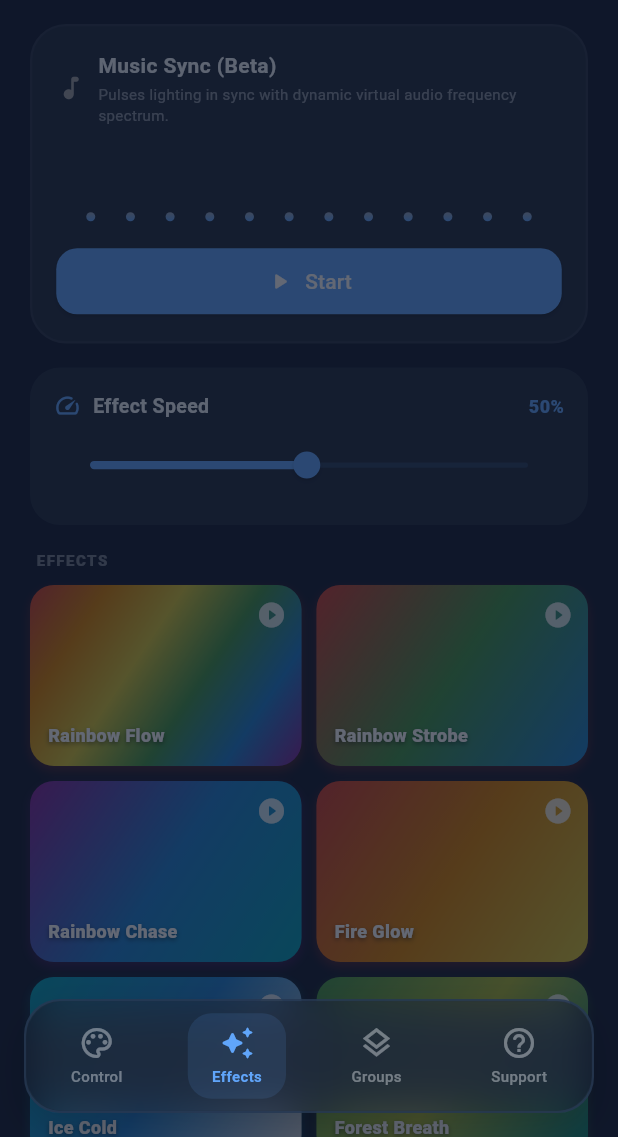
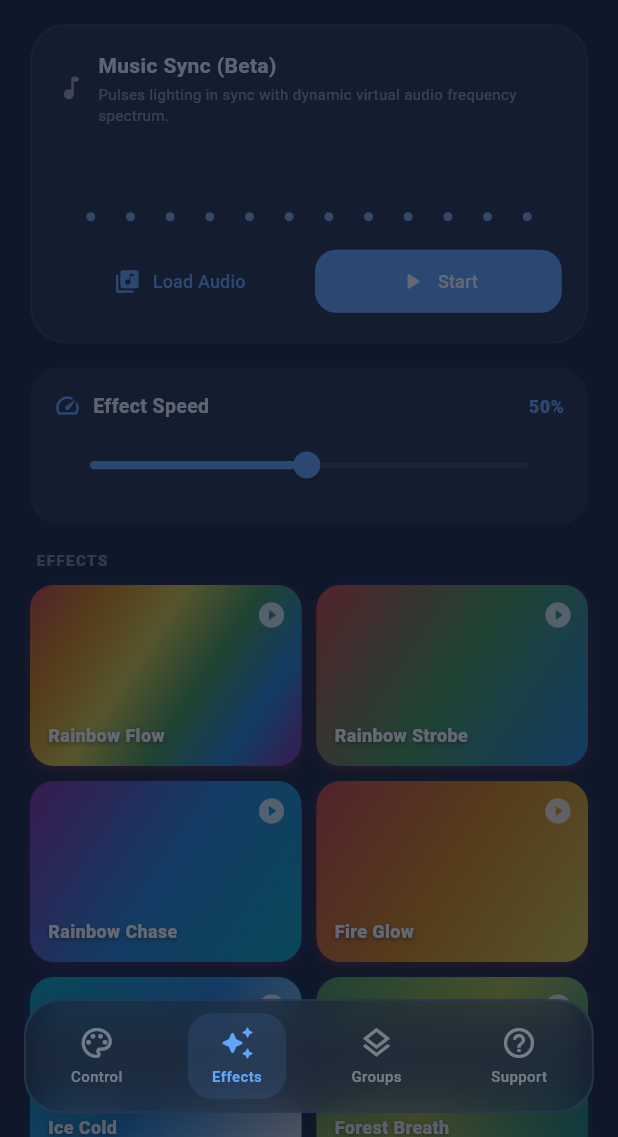
Before and after one commit to abstracktyt/OmniLight, a Flutter app: the screen it shows after launch, item 2 of the bottom bar chosen, on a phone screen of 412 x 824 dp, the part 99-1236 px from its top. Run offline on Flutter 3.47's test engine with Material 3 defaults, Android fonts, the phone set to English and light mode, and no system bars; our stand-ins replace audioplayers, file_picker, flutter_blue_plus, flutter_colorpicker, shared_preferences.

Commit message:
feat: universal software effects and real music sync with audioplayers

```diff
--- a/lib/screens/main_screen.dart
+++ b/lib/screens/main_screen.dart
@@ -18,6 +18,8 @@ import 'package:flutter/material.dart';
 import 'package:flutter/services.dart';
 import 'package:flutter_colorpicker/flutter_colorpicker.dart';
 import 'package:provider/provider.dart';
+import 'package:audioplayers/audioplayers.dart';
+import 'package:file_picker/file_picker.dart';
 import '../core/localization_theme_store.dart';
 import '../core/device_manager.dart';
 
@@ -64,6 +66,11 @@ class _MainScreenState extends State<MainScreen> with TickerProviderStateMixin {
   Timer? _eqAnimationTimer;
   final List<double> _equalizerHeights = List.filled(12, 6.0);
   final Random _random = Random();
+  bool _isScanning = false;
+
+  // ── Аудиоплеер ──
+  final AudioPlayer _audioPlayer = AudioPlayer();
+  String? _selectedAudioFileName;
 
   // ── Анимации статус-индикаторов ──
   late final AnimationController _pulseController;
@@ -93,10 +100,18 @@ class _MainScreenState extends State<MainScreen> with TickerProviderStateMixin {
       parent: _scanRingController,
       curve: Curves.linear,
     );
+
+    _audioPlayer.onPlayerStateChanged.listen((state) {
+      if (!mounted) return;
+      if (state == PlayerState.completed) {
+        _stopMusicSync();
+      }
+    });
   }
 
   @override
   void dispose() {
+    _audioPlayer.dispose();
     _colorDebounceTimer?.cancel();
     _musicSyncTimer?.cancel();
     _eqAnimationTimer?.cancel();
@@ -142,9 +157,15 @@ class _MainScreenState extends State<MainScreen> with TickerProviderStateMixin {
   // ── Управление Светомузыкой ──
   void _toggleMusicSync() {
     _hapticMedium();
-    final manager = context.read<DeviceManager>();
-
     if (_isMusicSyncing) {
+      _stopMusicSync();
+    } else {
+      _startMusicSync();
+    }
+  }
+
+  void _stopMusicSync() {
+    _audioPlayer.pause();
     _musicSyncTimer?.cancel();
     _eqAnimationTimer?.cancel();
     setState(() {
@@ -153,7 +174,7 @@ class _MainScreenState extends State<MainScreen> with TickerProviderStateMixin {
         _equalizerHeights[i] = 6.0;
       }
     });
-      // Восстанавливаем исходный выбранный цвет
+    final manager = context.read<DeviceManager>();
     if (manager.activeDrivers.isNotEmpty) {
       manager.setRgb(
         (_pickerColor.r * 255.0).round().clamp(0, 255),
@@ -161,11 +182,18 @@ class _MainScreenState extends State<MainScreen> with TickerProviderStateMixin {
         (_pickerColor.b * 255.0).round().clamp(0, 255),
       );
     }
-    } else {
+  }
+
+  void _startMusicSync() {
+    final manager = context.read<DeviceManager>();
     if (manager.activeDrivers.isEmpty) return;
+
     setState(() => _isMusicSyncing = true);
 
-      // Анимация прыгающего эквалайзера
+    if (_selectedAudioFileName != null) {
+      _audioPlayer.resume();
+    }
+
     _eqAnimationTimer = Timer.periodic(const Duration(milliseconds: 80), (timer) {
       setState(() {
         for (int i = 0; i < _equalizerHeights.length; i++) {
@@ -174,12 +202,10 @@ class _MainScreenState extends State<MainScreen> with TickerProviderStateMixin {
       });
     });
 
-      // Передача импульсов на ленту
     _musicSyncTimer = Timer.periodic(const Duration(milliseconds: 250), (timer) {
       final r = _random.nextInt(256);
       final g = _random.nextInt(256);
       final b = _random.nextInt(256);
-        // Добавляем яркости цветам
       final maxVal = max(r, max(g, b));
       if (maxVal < 100) {
         manager.setRgb(r + 100, g + 100, b + 100);
@@ -187,6 +213,25 @@ class _MainScreenState extends State<MainScreen> with TickerProviderStateMixin {
         manager.setRgb(r, g, b);
       }
     });
+  }
+
+  Future<void> _pickAudioFile() async {
+    _hapticMedium();
+    FilePickerResult? result = await FilePicker.pickFiles(
+      type: FileType.audio,
+    );
+
+    if (result != null && result.files.single.path != null) {
+      final path = result.files.single.path!;
+      final name = result.files.single.name;
+      setState(() {
+        _selectedAudioFileName = name;
+      });
+      await _audioPlayer.setSourceDeviceFile(path);
+
+      if (_isMusicSyncing) {
+        _stopMusicSync();
+      }
     }
   }
 
@@ -402,6 +447,7 @@ class _MainScreenState extends State<MainScreen> with TickerProviderStateMixin {
                   ),
                 );
               }),
+            ),
           ),
           ),
         ),
@@ -1208,20 +1254,58 @@ class _MainScreenState extends State<MainScreen> with TickerProviderStateMixin {
           ),
           const SizedBox(height: 16),
 
-          // Кнопка запуска
-          SizedBox(
-            width: double.infinity,
+          if (_selectedAudioFileName != null)
+            Padding(
+              padding: const EdgeInsets.only(bottom: 12),
+              child: Text(
+                '🎵 $_selectedAudioFileName',
+                style: TextStyle(
+                  fontSize: 12,
+                  color: themeData.accentPrimary,
+                  fontWeight: FontWeight.w600,
+                ),
+                maxLines: 1,
+                overflow: TextOverflow.ellipsis,
+              ),
+            ),
+          Row(
+            children: [
+              Expanded(
                 child: ElevatedButton.icon(
-              icon: Icon(_isMusicSyncing ? Icons.stop_rounded : Icons.play_arrow_rounded),
-              label: Text(_isMusicSyncing ? store.tr('btn_stop') : store.tr('btn_start')),
+                  icon: const Icon(Icons.library_music_rounded, size: 18),
+                  label: Text(
+                    store.language == AppLanguage.ru ? 'Выбрать' : (store.language == AppLanguage.ua ? 'Обрати' : 'Load Audio'),
+                    style: const TextStyle(fontSize: 12),
+                  ),
+                  style: ElevatedButton.styleFrom(
+                    backgroundColor: themeData.themeData.colorScheme.surface,
+                    foregroundColor: themeData.accentPrimary,
+                    padding: const EdgeInsets.symmetric(vertical: 12),
+                    elevation: 0,
+                    shape: RoundedRectangleBorder(borderRadius: BorderRadius.circular(14)),
+                  ),
+                  onPressed: _pickAudioFile,
+                ),
+              ),
+              const SizedBox(width: 8),
+              Expanded(
+                child: ElevatedButton.icon(
+                  icon: Icon(_isMusicSyncing ? Icons.stop_rounded : Icons.play_arrow_rounded, size: 18),
+                  label: Text(
+                    _isMusicSyncing ? store.tr('btn_stop') : store.tr('btn_start'),
+                    style: const TextStyle(fontSize: 12),
+                  ),
                   style: ElevatedButton.styleFrom(
                     backgroundColor: _isMusicSyncing ? Colors.redAccent : themeData.accentPrimary,
                     foregroundColor: Colors.white,
                     padding: const EdgeInsets.symmetric(vertical: 12),
+                    elevation: 0,
                     shape: RoundedRectangleBorder(borderRadius: BorderRadius.circular(14)),
                   ),
                   onPressed: _toggleMusicSync,
                 ),
+              ),
+            ],
           ),
         ],
       ),
--- a/pubspec.yaml
+++ b/pubspec.yaml
@@ -27,6 +27,8 @@ dependencies:
 
   # Иконки Material (расширенный набор)
   cupertino_icons: ^1.0.8
+  audioplayers: ^6.7.1
+  file_picker: ^11.0.2
 
 dev_dependencies:
   flutter_test:
--- /dev/null
+++ b/test_picker.dart
@@ -0,0 +1,4 @@
+import 'package:file_picker/file_picker.dart';
+void main() async {
+  await FilePicker.platform.pickFiles();
+}
```
Also changed, not shown: lib/core/device_manager.dart (+101 -26 lines), 5 other files. Lines whose indentation alone changed are shown as unchanged.
